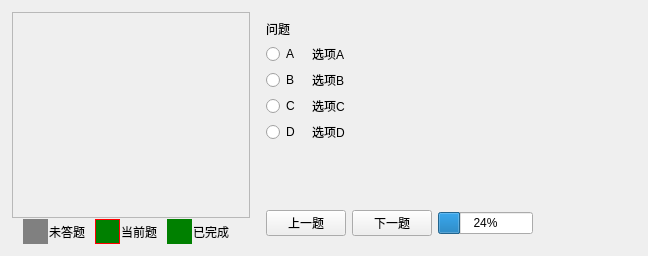
Above: ui/chapterexercise.ui from JackeyLea/CPS before the change. Below: the same form after it.
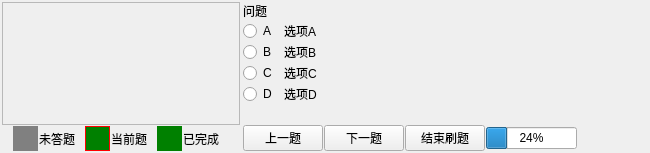
That is the form after the change.

Diff of the .ui file:
```diff
--- a/ui/chapterexercise.ui
+++ b/ui/chapterexercise.ui
@@ -6,14 +6,29 @@
    <rect>
     <x>0</x>
     <y>0</y>
-    <width>648</width>
-    <height>256</height>
+    <width>650</width>
+    <height>153</height>
    </rect>
   </property>
   <property name="windowTitle">
    <string>Form</string>
   </property>
-  <layout class="QGridLayout" name="gridLayout">
+  <layout class="QGridLayout" name="layoutGWidget">
+   <property name="leftMargin">
+    <number>1</number>
+   </property>
+   <property name="topMargin">
+    <number>1</number>
+   </property>
+   <property name="rightMargin">
+    <number>1</number>
+   </property>
+   <property name="bottomMargin">
+    <number>1</number>
+   </property>
+   <property name="spacing">
+    <number>1</number>
+   </property>
    <item row="0" column="0">
     <widget class="QWidget" name="widgetStatus" native="true">
      <property name="minimumSize">
@@ -224,9 +239,27 @@
    </item>
    <item row="0" column="1">
     <widget class="QWidget" name="widgetAnswer" native="true">
-     <layout class="QGridLayout" name="gridLayout_3">
+     <layout class="QGridLayout" name="layoutGAnswer">
+      <property name="leftMargin">
+       <number>1</number>
+      </property>
+      <property name="topMargin">
+       <number>1</number>
+      </property>
+      <property name="rightMargin">
+       <number>1</number>
+      </property>
+      <property name="bottomMargin">
+       <number>1</number>
+      </property>
+      <property name="spacing">
+       <number>1</number>
+      </property>
       <item row="0" column="0">
        <layout class="QGridLayout" name="layoutGQA">
+        <property name="spacing">
+         <number>1</number>
+        </property>
         <item row="1" column="0">
          <widget class="QRadioButton" name="radioBtnA">
           <property name="minimumSize">
@@ -382,6 +415,9 @@
       </item>
       <item row="2" column="0">
        <layout class="QHBoxLayout" name="layoutHNext">
+        <property name="spacing">
+         <number>1</number>
+        </property>
         <item>
          <widget class="QPushButton" name="btnPrevious">
           <property name="text">
@@ -396,6 +432,13 @@
           </property>
          </widget>
         </item>
+        <item>
+         <widget class="QPushButton" name="btnEnd">
+          <property name="text">
+           <string>结束刷题</string>
+          </property>
+         </widget>
+        </item>
         <item>
          <widget class="QProgressBar" name="progressBar">
           <property name="value">
```
